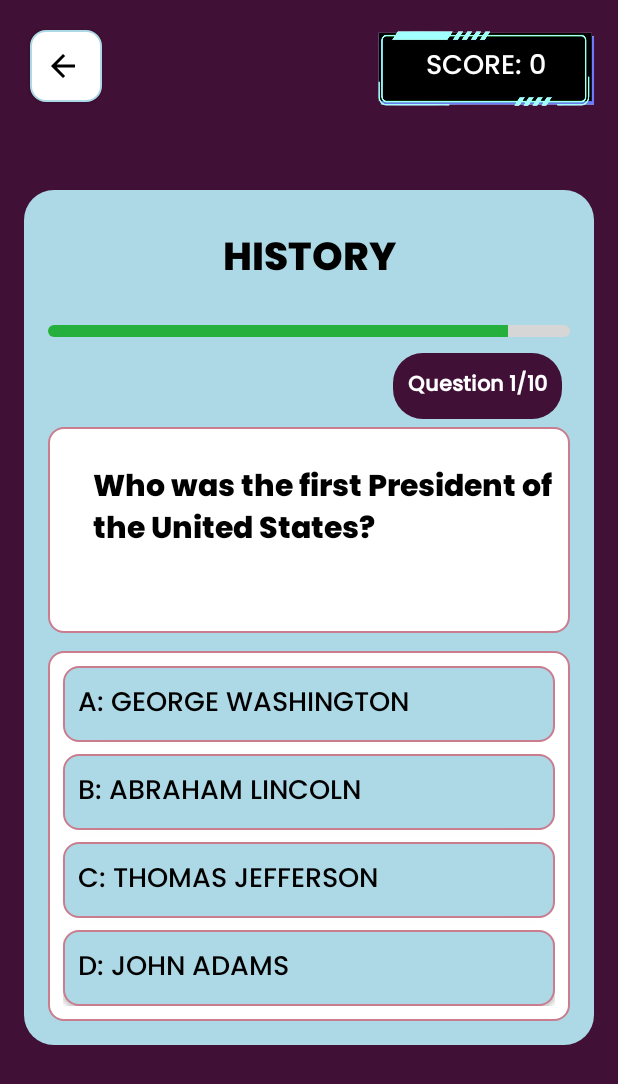
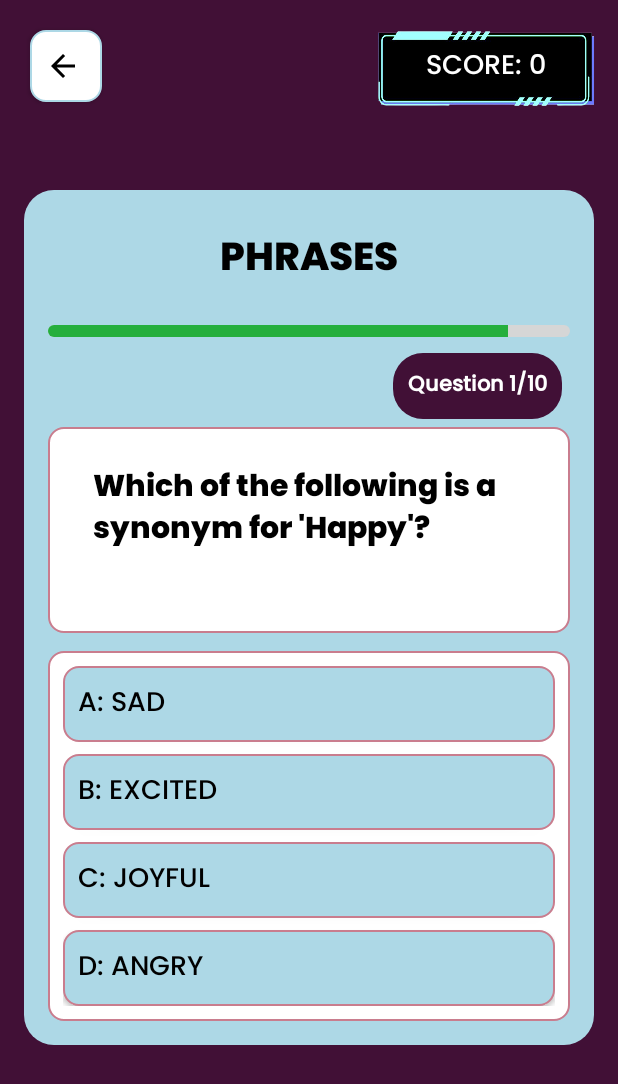
Before and after one commit to Jecchisauce/Quizora1, an Android app: the fragment AnswerEnglish placed in its activity, on a phone screen of 412 x 824 dp. Shown: the top 1084 px of the screen. Run offline under Robolectric (Android 15) with nearby library versions, the phone set to English and light mode, and no system bars; our stand-ins replace data binding.

Commit message:
NEW QUIZ

```diff
--- a/Quizora/app/src/main/java/com/example/quizora/AnswerHistory.kt
+++ b/Quizora/app/src/main/java/com/example/quizora/AnswerEnglish.kt
@@ -17,7 +17,7 @@ import androidx.fragment.app.Fragment
 import com.google.gson.Gson
 import com.google.gson.reflect.TypeToken
 
-class AnswerHistory : Fragment() {
+class AnswerEnglish : Fragment() {
 
     private lateinit var timerProgressBar: ProgressBar
     private lateinit var questionText: TextView
@@ -35,23 +35,33 @@ class AnswerHistory : Fragment() {
     private var timer: CountDownTimer? = null
 
     private val questions = listOf(
-        Question("Who was the first President of the United States?", listOf("George Washington", "Abraham Lincoln", "Thomas Jefferson", "John Adams"), 0),
-        Question("Which year did World War II end?", listOf("1942", "1945", "1948", "1950"), 1),
-        Question("What was the name of the ship that carried the Pilgrims to America in 1620?", listOf("Santa Maria", "Mayflower", "Titanic", "Beagle"), 1),
-        Question("Who wrote the Declaration of Independence?", listOf("Benjamin Franklin", "John Adams", "Thomas Jefferson", "George Washington"), 2),
-        Question("Which ancient civilization built the pyramids of Giza?", listOf("Greeks", "Romans", "Egyptians", "Mayans"), 2),
-        Question("What year did the Titanic sink?", listOf("1905", "1912", "1918", "1925"), 1),
-        Question("Who discovered America in 1492?", listOf("Christopher Columbus", "Vasco da Gama", "James Cook", "Marco Polo"), 0),
-        Question("Which country was the first to land a man on the moon?", listOf("Russia", "United States", "China", "Germany"), 1),
-        Question("What was the capital of the Roman Empire?", listOf("Athens", "Carthage", "Rome", "Constantinople"), 2),
-        Question("Which war was fought between the North and South regions of the U.S.?", listOf("World War I", "Revolutionary War", "Civil War", "Vietnam War"), 2)
+        Question("Which of the following is a synonym for 'Happy'?", listOf("Sad", "Excited", "Joyful", "Angry"), 2),
+        Question("What is the past tense of 'go'?", listOf("Goed", "Goes", "Went", "Gone"), 2),
+        Question("Which word is a noun?", listOf("Run", "Beautiful", "Happiness", "Quickly"), 2),
+        Question("Identify the correct spelling:", listOf("Recieve", "Receive", "Recive", "Reveive"), 1),
+        Question("Which of these is an example of a simile?", listOf(
+            "She is a shining star.",
+            "He runs as fast as a cheetah.",
+            "The wind whispered in the trees.",
+            "Time is a thief."
+        ), 1),
+        Question("Who wrote 'Romeo and Juliet'?", listOf("Charles Dickens", "William Shakespeare", "Jane Austen", "Mark Twain"), 1),
+        Question("What is the plural form of 'child'?", listOf("Childs", "Childrens", "Children", "Chilren"), 2),
+        Question("Which sentence is grammatically correct?", listOf(
+            "She don’t like apples.",
+            "He go to school every day.",
+            "They is playing outside.",
+            "She doesn’t like apples."
+        ), 3),
+        Question("What is the antonym of 'Brave'?", listOf("Cowardly", "Strong", "Courageous", "Bold"), 0),
+        Question("What type of word is 'quickly'?", listOf("Noun", "Adjective", "Adverb", "Verb"), 2)
     )
 
     override fun onCreateView(
         inflater: LayoutInflater, container: ViewGroup?,
         savedInstanceState: Bundle?
     ): View? {
-        return inflater.inflate(R.layout.fragment_answer_history, container, false)
+        return inflater.inflate(R.layout.fragment_answer_english, container, false)
     }
 
     override fun onViewCreated(view: View, savedInstanceState: Bundle?) {
@@ -67,7 +77,7 @@ class AnswerHistory : Fragment() {
         answerC = view.findViewById(R.id.answer_c)
         answerD = view.findViewById(R.id.answer_d)
 
-        val backButton = view.findViewById<Button>(R.id.History_backbtn)
+        val backButton = view.findViewById<Button>(R.id.English_backbtn)
         backButton.setOnClickListener {
             stopQuizTimer()
             showQuizProgressDialog()
@@ -168,10 +178,10 @@ class AnswerHistory : Fragment() {
 
         // Calculate accuracy
         val accuracy = if (questions.isNotEmpty()) (score.toDouble() / questions.size * 100).toInt() else 0
-        val quizEntry = QuizHistory("Science Quiz", "Accuracy: $accuracy%", R.drawable.scie_nce)
+        val quizEntry = QuizHistory("English Quiz", "Accuracy: $accuracy%", R.drawable.en_glish)
 
         // ✅ Check if a Science Quiz entry already exists
-        val existingIndex = historyList.indexOfFirst { it.title == "Science Quiz" }
+        val existingIndex = historyList.indexOfFirst { it.title == "English Quiz" }
 
         if (existingIndex != -1) {
             // 🔄 Replace the existing entry
@@ -254,7 +264,7 @@ class AnswerHistory : Fragment() {
     }
 
     private fun nextQuestionDelayed() {
-        val backButton = view?.findViewById<Button>(R.id.Science_backbtn)
+        val backButton = view?.findViewById<Button>(R.id.English_backbtn)
         backButton?.isEnabled = false // Disable back button
 
         view?.postDelayed({
@@ -270,7 +280,7 @@ class AnswerHistory : Fragment() {
     }
 }
 
-data class Questions1(
+data class Questions2(
     val question: String,
     val choices: List<String>,
     val correctAnswer: Int
--- a/Quizora/app/src/main/java/com/example/quizora/ExploreFragment.kt
+++ b/Quizora/app/src/main/java/com/example/quizora/ExploreFragment.kt
@@ -36,7 +36,7 @@ class ExploreFragment : Fragment() {
             Triple(R.id.Quiz1, "Math Quiz", R.drawable.ma_th) to Pair("Basic algebra and equations.", AnswerMath()),
             Triple(R.id.Quiz2, "Science Quiz", R.drawable.scie_nce) to Pair("Discover facts about nature.", AnswerScience()),
             Triple(R.id.Quiz3, "History Quiz", R.drawable.his_tory) to Pair("Test your history knowledge.", AnswerHistory()),
-//            Triple(R.id.Quiz4, "English Quiz", R.drawable.en_glish) to Pair("Learn fun language facts.", AnswerEnglish())
+            Triple(R.id.Quiz4, "English Quiz", R.drawable.en_glish) to Pair("Learn fun language facts.", AnswerEnglish())
         )
 
         for ((quizInfo, details) in quizData) {
--- /dev/null
+++ b/Quizora/app/src/main/res/layout/fragment_answer_english.xml
@@ -0,0 +1,192 @@
+<?xml version="1.0" encoding="utf-8"?>
+<FrameLayout
+    xmlns:android="http://schemas.android.com/apk/res/android"
+    xmlns:tools="http://schemas.android.com/tools"
+    android:layout_width="match_parent"
+    android:layout_height="match_parent"
+    android:background="#411036"
+    tools:context=".AnswerEnglish">
+
+    <!-- Click-blocking Full-Screen Overlay -->
+    <View
+        android:contentDescription="Screenblocker"
+        android:id="@+id/overlay_blocker"
+        android:layout_width="match_parent"
+        android:layout_height="match_parent"
+        android:background="@android:color/transparent"
+        android:clickable="true"
+        android:focusable="true"/>
+
+    <!-- Back Button at Top Left -->
+    <Button
+        android:id="@+id/English_backbtn"
+        android:layout_width="48dp"
+        android:layout_height="48dp"
+        android:layout_gravity="top|start"
+        android:layout_margin="20dp"
+        android:background="@drawable/back_bg"
+        android:drawableLeft="@drawable/baseline_arrow_back_24"
+        android:textSize="20sp"
+        android:textColor="@android:color/white"
+        android:fontFamily="@font/poppins_medium"
+        android:contentDescription="back_button"/>
+
+    <!-- Scoreboard at Top Right -->
+    <TextView
+        android:id="@+id/scoreboard"
+        android:layout_width="156dp"
+        android:layout_height="70dp"
+        android:layout_gravity="top|end"
+        android:layout_margin="10dp"
+        android:background="@drawable/score_bg"
+        android:fontFamily="@font/poppins_medium"
+        android:gravity="center"
+        android:padding="8dp"
+        android:text="SCORE: 0"
+        android:textColor="@android:color/white"
+        android:textSize="18sp"/>
+
+
+
+
+    <!-- Main Quiz Content -->
+    <LinearLayout
+        android:layout_width="match_parent"
+        android:layout_height="match_parent"
+        android:gravity="center"
+        android:orientation="vertical"
+        android:padding="16dp">
+
+        <!-- Border around Quiz Content -->
+        <LinearLayout
+            android:layout_width="match_parent"
+            android:layout_height="wrap_content"
+            android:background="@drawable/skip_border"
+            android:gravity="center"
+            android:orientation="vertical"
+            android:padding="16dp">
+
+            <!-- Quiz Title -->
+            <TextView
+                android:layout_width="match_parent"
+                android:layout_height="wrap_content"
+                android:layout_marginBottom="20dp"
+                android:fontFamily="@font/poppins_extrabold"
+                android:paddingTop="8dp"
+                android:text="Phrases"
+                android:textAlignment="center"
+                android:textAllCaps="true"
+                android:textColor="@color/black"
+                android:textSize="26sp" />
+
+            <!-- Timer Progress Bar -->
+            <ProgressBar
+                android:id="@+id/timer_progress"
+                style="@android:style/Widget.ProgressBar.Horizontal"
+                android:layout_width="match_parent"
+                android:layout_height="8dp"
+                android:layout_marginBottom="5dp"
+                android:indeterminate="false"
+                android:max="100"
+                android:progress="100"
+                android:progressDrawable="@drawable/timer" />
+
+            <!-- Question Counter at Top Center -->
+
+            <!-- Question Box -->
+            <TextView
+                android:id="@+id/question_counter"
+                android:layout_width="wrap_content"
+                android:layout_height="wrap_content"
+                android:layout_gravity="right"
+                android:layout_margin="5dp"
+                android:background="@drawable/border"
+                android:fontFamily="@font/poppins_medium"
+                android:padding="10dp"
+                android:text="Questions 1/10"
+                android:textAlignment="center"
+                android:textColor="@android:color/white"
+                android:textSize="14sp"
+                android:textStyle="bold"
+                tools:ignore="RtlCompat" />
+
+            <LinearLayout
+                android:id="@+id/question_container"
+                android:layout_width="match_parent"
+                android:layout_height="137dp"
+                android:layout_marginBottom="12dp"
+                android:background="@drawable/textbox"
+                android:orientation="vertical"
+                android:paddingTop="15dp">
+
+                <TextView
+                    android:id="@+id/question_text"
+                    android:layout_width="wrap_content"
+                    android:layout_height="wrap_content"
+                    android:layout_marginTop="8dp"
+                    android:fontFamily="@font/poppins_extrabold"
+                    android:paddingLeft="20dp"
+                    android:text="Question"
+                    android:textColor="@color/black"
+                    android:textSize="20sp"
+                    android:textStyle="bold" />
+            </LinearLayout>
+
+            <!-- Answer Choices -->
+            <LinearLayout
+                android:layout_width="match_parent"
+                android:layout_height="wrap_content"
+                android:background="@drawable/textbox"
+                android:orientation="vertical"
+                android:padding="10dp">
+
+                <Button
+                    android:id="@+id/answer_a"
+                    android:layout_width="match_parent"
+                    android:layout_height="wrap_content"
+                    android:layout_marginBottom="8dp"
+                    android:background="@drawable/b"
+                    android:fontFamily="@font/poppins_medium"
+                    android:text="A: x = 1"
+                    android:textAlignment="viewStart"
+                    android:textColor="@color/black"
+                    android:textSize="18sp" />
+
+                <Button
+                    android:id="@+id/answer_b"
+                    android:layout_width="match_parent"
+                    android:layout_height="wrap_content"
+                    android:layout_marginBottom="8dp"
+                    android:background="@drawable/b"
+                    android:fontFamily="@font/poppins_medium"
+                    android:text="B: x = 2"
+                    android:textAlignment="viewStart"
+                    android:textColor="@color/black"
+                    android:textSize="18sp" />
+
+                <Button
+                    android:id="@+id/answer_c"
+                    android:layout_width="match_parent"
+                    android:layout_height="wrap_content"
+                    android:layout_marginBottom="8dp"
+                    android:background="@drawable/b"
+                    android:fontFamily="@font/poppins_medium"
+                    android:text="C: x = 3"
+                    android:textAlignment="viewStart"
+                    android:textColor="@color/black"
+                    android:textSize="18sp" />
+
+                <Button
+                    android:id="@+id/answer_d"
+                    android:layout_width="match_parent"
+                    android:layout_height="wrap_content"
+                    android:background="@drawable/b"
+                    android:fontFamily="@font/poppins_medium"
+                    android:text="D: x = 4"
+                    android:textAlignment="viewStart"
+                    android:textColor="@color/black"
+                    android:textSize="18sp" />
+            </LinearLayout>
+        </LinearLayout>
+    </LinearLayout>
+</FrameLayout>
```
